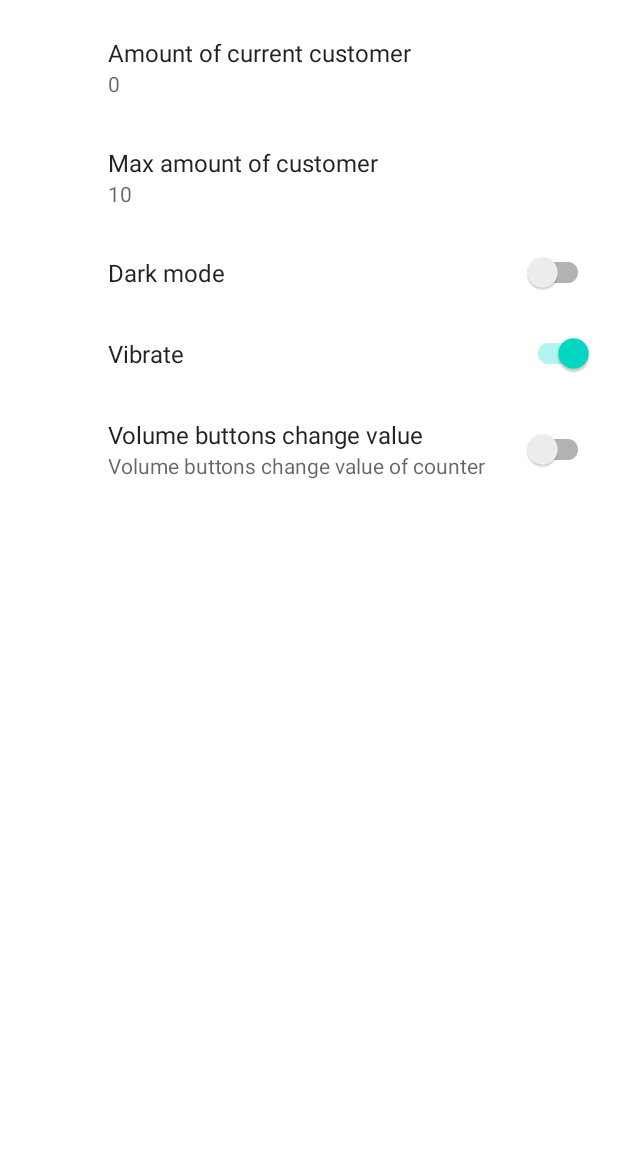
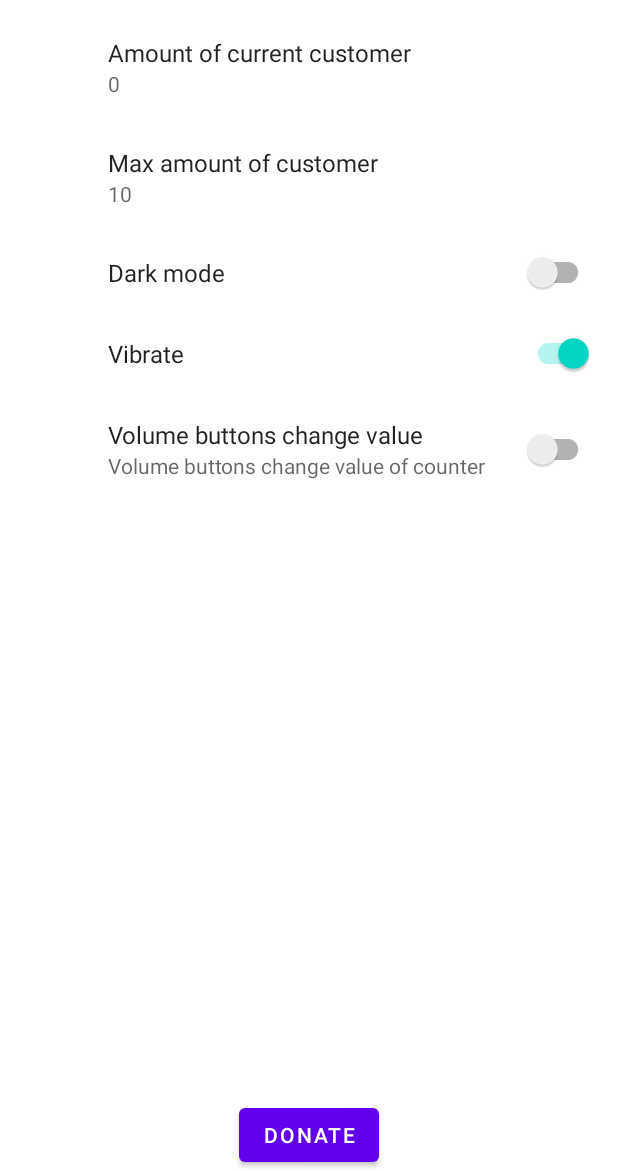
Before and after one commit to antonkesy/customer-counter-android, an Android app: the SettingsActivity screen opened directly, with no data from a screen before it, on a phone screen of 412 x 824 dp, the part 65-1236 px from its top. Run offline under Robolectric (Android 15) with nearby library versions, the phone set to English and light mode, and no system bars; our stand-ins replace androidx.preference; 2 statements that could not run were skipped.

Commit message:
add donation button

```diff
--- a/app/src/main/java/com/antonkesy/customercounter/application/SettingsActivity.kt
+++ b/app/src/main/java/com/antonkesy/customercounter/application/SettingsActivity.kt
@@ -5,20 +5,27 @@ import android.text.InputType
 import android.view.LayoutInflater
 import android.view.View
 import android.view.ViewGroup
+import android.widget.Button
 import androidx.appcompat.app.AppCompatActivity
 import androidx.core.content.ContextCompat
 import androidx.preference.EditTextPreference
 import androidx.preference.PreferenceFragmentCompat
 import androidx.preference.SwitchPreferenceCompat
 import com.antonkesy.customercounter.R
+import com.antonkesy.customercounter.application.billing.IDonateManager
 import com.antonkesy.customercounter.application.settings.UserPreferencesManager
 
 
 class SettingsActivity : AppCompatActivity() {
 
+    private var donateManager: IDonateManager? = null
+
+
     override fun onCreate(savedInstanceState: Bundle?) {
         super.onCreate(savedInstanceState)
         setContentView(R.layout.settings_activity)
+        findViewById<Button>(R.id.donateBtn).setOnClickListener { donateManager?.startDonatePurchasePrompt() }
+
         if (savedInstanceState == null) {
             supportFragmentManager
                 .beginTransaction()
@@ -27,6 +34,7 @@ class SettingsActivity : AppCompatActivity() {
         }
         supportActionBar?.setDisplayHomeAsUpEnabled(true)
     }
+
 }
 
 
@@ -35,7 +43,7 @@ class SettingsFragment : PreferenceFragmentCompat() {
     override fun onCreatePreferences(savedInstanceState: Bundle?, rootKey: String?) {
         setPreferencesFromResource(R.xml.root_preferences, rootKey)
         //set number edit pref to only number dial
-        val userPreferencesManager = UserPreferencesManager(context);
+        val userPreferencesManager = UserPreferencesManager(context)
         setNumberInputPref(preferenceManager.findPreference(userPreferencesManager.getCustomerKey())!!)
         setNumberInputPref(preferenceManager.findPreference(userPreferencesManager.getMaxCustomerKey())!!)
     }
--- a/app/src/main/res/layout/settings_activity.xml
+++ b/app/src/main/res/layout/settings_activity.xml
@@ -1,9 +1,18 @@
-<LinearLayout xmlns:android="http://schemas.android.com/apk/res/android"
+<RelativeLayout xmlns:android="http://schemas.android.com/apk/res/android"
     android:layout_width="match_parent"
-    android:layout_height="match_parent">
+    android:layout_height="match_parent"
+    android:orientation="vertical">
 
     <FrameLayout
         android:id="@+id/settings"
         android:layout_width="match_parent"
         android:layout_height="match_parent" />
-</LinearLayout>
+
+    <Button
+        android:id="@+id/donateBtn"
+        android:layout_width="wrap_content"
+        android:layout_height="wrap_content"
+        android:layout_alignParentBottom="true"
+        android:layout_centerHorizontal="true"
+        android:text="@string/donate" />
+</RelativeLayout>
--- a/app/src/main/res/values/strings.xml
+++ b/app/src/main/res/values/strings.xml
@@ -20,4 +20,5 @@
     <string name="max_amount_title">Max amount of customer</string>
     <string name="amount_title">Amount of current customer</string>
     <string name="darkMode_title">Dark mode</string>
+    <string name="donate">donate</string>
 </resources>
```
